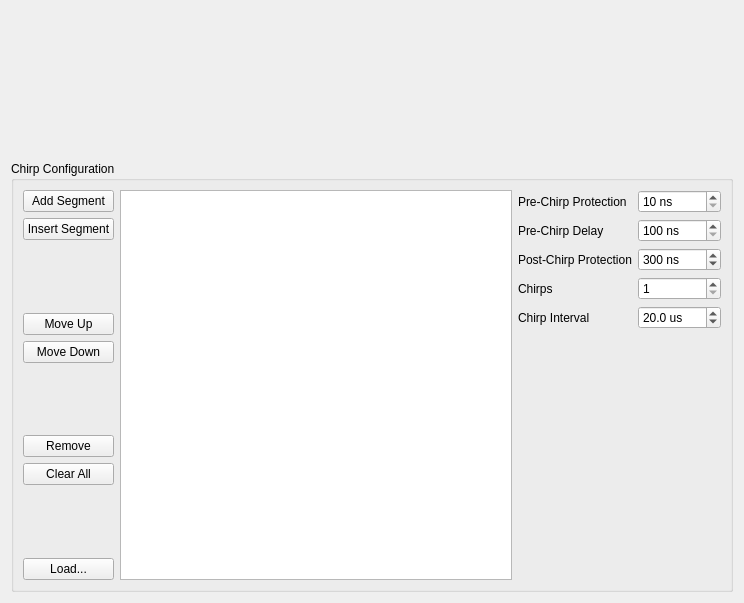
First picture: the form in chirpconfigwidget.ui, repository kncrabtree/blackchirp, before the edit.
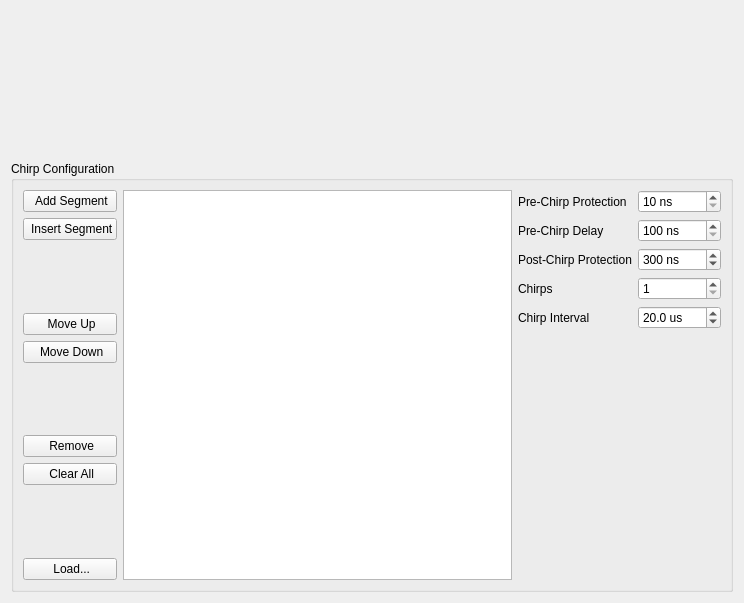
Second picture: the form after the edit. Icons and pictures are not drawn. Custom widgets are drawn as their Qt base class.

Commit message: Added icons and test all hardware action

The edit to the form file:
```diff
--- a/chirpconfigwidget.ui
+++ b/chirpconfigwidget.ui
@@ -28,14 +28,34 @@
         <item>
          <widget class="QPushButton" name="addButton">
           <property name="text">
-           <string>Add Segment</string>
+           <string> Add Segment</string>
+          </property>
+          <property name="icon">
+           <iconset resource="resources.qrc">
+            <normaloff>:/icons/add.png</normaloff>:/icons/add.png</iconset>
+          </property>
+          <property name="iconSize">
+           <size>
+            <width>20</width>
+            <height>20</height>
+           </size>
           </property>
          </widget>
         </item>
         <item>
          <widget class="QPushButton" name="insertButton">
           <property name="text">
-           <string>Insert Segment</string>
+           <string> Insert Segment</string>
+          </property>
+          <property name="icon">
+           <iconset resource="resources.qrc">
+            <normaloff>:/icons/go-last.png</normaloff>:/icons/go-last.png</iconset>
+          </property>
+          <property name="iconSize">
+           <size>
+            <width>20</width>
+            <height>20</height>
+           </size>
           </property>
          </widget>
         </item>
@@ -55,14 +75,34 @@
         <item>
          <widget class="QPushButton" name="moveUpButton">
           <property name="text">
-           <string>Move Up</string>
+           <string> Move Up</string>
+          </property>
+          <property name="icon">
+           <iconset resource="resources.qrc">
+            <normaloff>:/icons/arrow-up.png</normaloff>:/icons/arrow-up.png</iconset>
+          </property>
+          <property name="iconSize">
+           <size>
+            <width>20</width>
+            <height>20</height>
+           </size>
           </property>
          </widget>
         </item>
         <item>
          <widget class="QPushButton" name="moveDownButton">
           <property name="text">
-           <string>Move Down</string>
+           <string> Move Down</string>
+          </property>
+          <property name="icon">
+           <iconset resource="resources.qrc">
+            <normaloff>:/icons/arrow-down.png</normaloff>:/icons/arrow-down.png</iconset>
+          </property>
+          <property name="iconSize">
+           <size>
+            <width>20</width>
+            <height>20</height>
+           </size>
           </property>
          </widget>
         </item>
@@ -82,14 +122,34 @@
         <item>
          <widget class="QPushButton" name="removeButton">
           <property name="text">
-           <string>Remove</string>
+           <string> Remove</string>
+          </property>
+          <property name="icon">
+           <iconset resource="resources.qrc">
+            <normaloff>:/icons/remove.png</normaloff>:/icons/remove.png</iconset>
+          </property>
+          <property name="iconSize">
+           <size>
+            <width>20</width>
+            <height>20</height>
+           </size>
           </property>
          </widget>
         </item>
         <item>
          <widget class="QPushButton" name="clearButton">
           <property name="text">
-           <string>Clear All</string>
+           <string> Clear All</string>
+          </property>
+          <property name="icon">
+           <iconset resource="resources.qrc">
+            <normaloff>:/icons/clear.png</normaloff>:/icons/clear.png</iconset>
+          </property>
+          <property name="iconSize">
+           <size>
+            <width>20</width>
+            <height>20</height>
+           </size>
           </property>
          </widget>
         </item>
@@ -109,7 +169,17 @@
         <item>
          <widget class="QPushButton" name="loadButton">
           <property name="text">
-           <string>Load...</string>
+           <string> Load...</string>
+          </property>
+          <property name="icon">
+           <iconset resource="resources.qrc">
+            <normaloff>:/icons/open.png</normaloff>:/icons/open.png</iconset>
+          </property>
+          <property name="iconSize">
+           <size>
+            <width>20</width>
+            <height>20</height>
+           </size>
           </property>
          </widget>
         </item>
```
Left out of the diff: 4 changed lines with no effect on the pictures. The commit also changes 22 other files.
